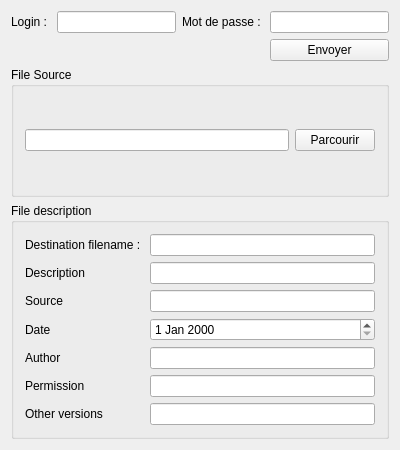
KDE/silk, file mediawiki/samplecode/uploadsample/mainwindow.ui: the form before one commit.
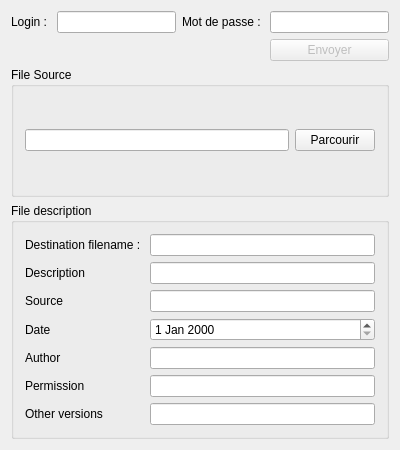
The form after the commit.

Commit message: Disable/Enable send file button.

Patch:
```diff
--- a/mediawiki/samplecode/uploadsample/mainwindow.ui
+++ b/mediawiki/samplecode/uploadsample/mainwindow.ui
@@ -43,6 +43,9 @@
       </item>
       <item row="1" column="3">
        <widget class="QPushButton" name="pushButton">
+        <property name="enabled">
+         <bool>false</bool>
+        </property>
         <property name="text">
          <string>Envoyer</string>
         </property>
```
Left out of the diff: 2 changed lines with no effect on the pictures. The commit also changes 2 other files.
